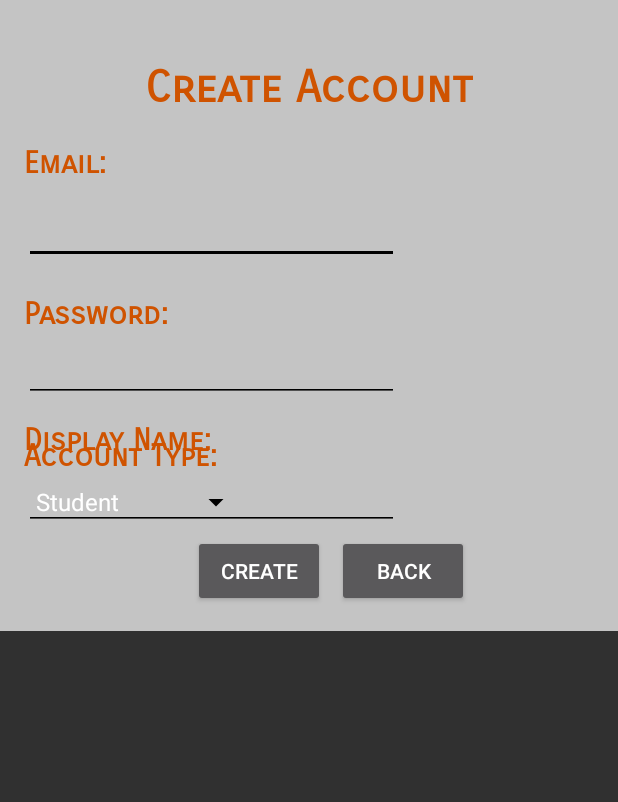
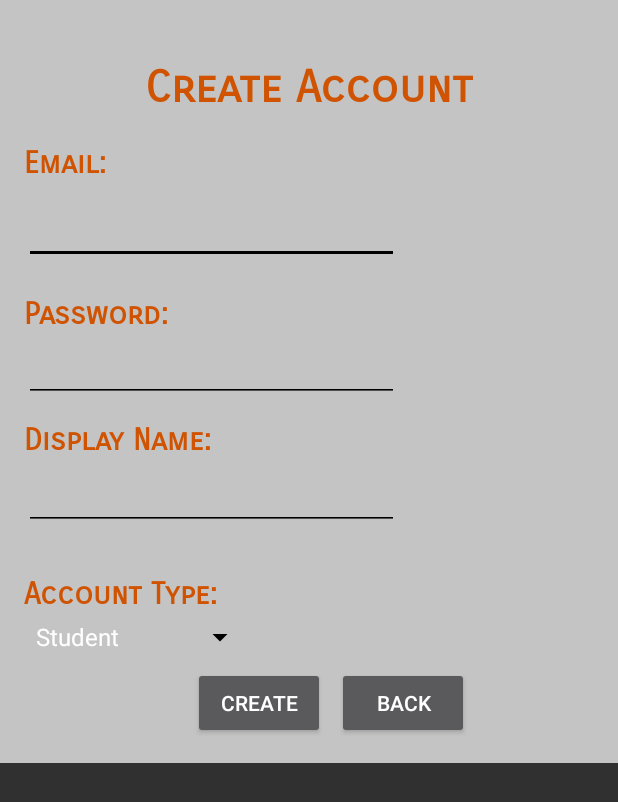
Before and after one commit to jdbravol/EE461LProject, an Android app: the CreateUser screen opened directly, with no data from a screen before it, on a phone screen of 412 x 824 dp. Shown: the top 802 px of the screen. Run offline under Robolectric (Android 15) with nearby library versions, the phone set to English and light mode, and no system bars; our stand-ins replace Firebase (no records; nobody signed in at launch, a user with empty details on screens opened directly).

Commit message:
Fixed issue with ids.

```diff
--- a/app/src/main/java/com/example/ee461lproject/CreateUser.java
+++ b/app/src/main/java/com/example/ee461lproject/CreateUser.java
@@ -41,12 +41,12 @@ public class CreateUser extends AppCompatActivity {
         setContentView(R.layout.activity_create_user);
 
         // Get the references for the text fields, buttons, and spinner
-        passwordLine = (EditText) findViewById(R.id.passwordLine);
-        emailLine = (EditText) findViewById(R.id.emailLine);
+        passwordLine = (EditText) findViewById(R.id.createPasswordLine);
+        emailLine = (EditText) findViewById(R.id.createEmailLine);
         createButton = (Button) findViewById(R.id.createButton);
         accountSpinner = (Spinner) findViewById(R.id.accountSpinner);
         backButton = (Button) findViewById(R.id.backToLogin);
-        nameLine = (EditText) findViewById(R.id.nameLine);
+        nameLine = (EditText) findViewById(R.id.createNameLine);
 
         // Create an ArrayAdapter using the array defined in the strings.xml file
             // Using code from Android API guides:
--- a/app/src/main/res/layout-v21/activity_create_user.xml
+++ b/app/src/main/res/layout-v21/activity_create_user.xml
@@ -15,9 +15,8 @@
         tools:layout_editor_absoluteX="0dp"
         tools:layout_editor_absoluteY="25dp">
 
-
         <EditText
-            android:id="@+id/nameLine"
+            android:id="@+id/createNameLine"
             style="@style/Widget.AppCompat.EditText"
             android:layout_width="250dp"
             android:layout_height="48dp"
@@ -45,8 +44,8 @@
             android:textColor="@color/burntOrange"
             android:textSize="20sp"
             android:textStyle="bold"
-            app:layout_constraintLeft_toLeftOf="@+id/newPasswordField"
-            app:layout_constraintTop_toBottomOf="@+id/newPasswordField"
+            app:layout_constraintLeft_toLeftOf="@+id/createEmailLine"
+            app:layout_constraintTop_toBottomOf="@+id/createEmailLine"
             tools:layout_conversion_absoluteHeight="24dp"
             tools:layout_conversion_absoluteWidth="94dp"
             tools:layout_conversion_absoluteX="16dp"
@@ -67,7 +66,7 @@
             app:layout_constraintTop_toTopOf="parent" />
 
         <EditText
-            android:id="@+id/newPasswordField"
+            android:id="@+id/createPasswordLine"
             style="@style/Widget.AppCompat.EditText"
             android:layout_width="250dp"
             android:layout_height="48dp"
@@ -85,7 +84,7 @@
             tools:layout_conversion_absoluteY="181dp" />
 
         <EditText
-            android:id="@+id/newPasswordField"
+            android:id="@+id/createEmailLine"
             android:layout_width="250dp"
             android:layout_height="48dp"
             android:layout_marginEnd="153dp"
@@ -137,8 +136,8 @@
             android:textColor="@color/burntOrange"
             android:textSize="20sp"
             android:textStyle="bold"
-            app:layout_constraintLeft_toLeftOf="@+id/newPasswordField"
-            app:layout_constraintTop_toBottomOf="@+id/newPasswordField"
+            app:layout_constraintLeft_toLeftOf="@+id/createEmailLine"
+            app:layout_constraintTop_toBottomOf="@+id/createEmailLine"
             tools:layout_conversion_absoluteHeight="24dp"
             tools:layout_conversion_absoluteWidth="94dp"
             tools:layout_conversion_absoluteX="16dp"
@@ -169,13 +168,13 @@
             android:textColor="@color/burntOrange"
             android:textSize="20sp"
             android:textStyle="bold"
-            app:layout_constraintLeft_toLeftOf="@+id/newPasswordField"
-            app:layout_constraintTop_toBottomOf="@+id/newPasswordField" />
+            app:layout_constraintLeft_toLeftOf="@+id/createPasswordLine"
+            app:layout_constraintTop_toBottomOf="@+id/createPasswordLine" />
 
         <Spinner
             android:id="@+id/accountSpinner"
-            android:layout_width="152dp"
-            android:layout_height="28dp"
+            android:layout_width="wrap_content"
+            android:layout_height="wrap_content"
             android:layout_marginBottom="0dp"
             android:layout_marginLeft="0dp"
             android:layout_marginTop="4dp"
--- a/app/src/main/res/layout/tab1_create_event.xml
+++ b/app/src/main/res/layout/tab1_create_event.xml
@@ -8,13 +8,12 @@
 
     <ScrollView
         android:id="@+id/scrollView2"
-        android:layout_width="match_parent"
+        android:layout_width="0dp"
         android:layout_height="411dp"
         android:layout_marginEnd="8dp"
-        android:layout_marginLeft="0dp"
-        android:layout_marginRight="0dp"
+        android:layout_marginLeft="8dp"
+        android:layout_marginRight="8dp"
         android:layout_marginStart="8dp"
-        android:layout_marginTop="-90dp"
         android:isScrollContainer="true"
         android:windowSoftInputMode="adjustResize"
         app:layout_constraintHorizontal_bias="0.0"
```
Also changed, not shown: 1 other file.
